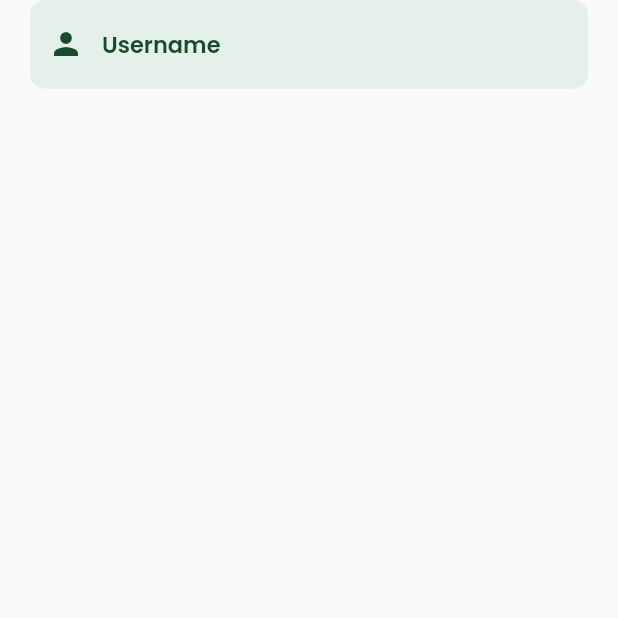
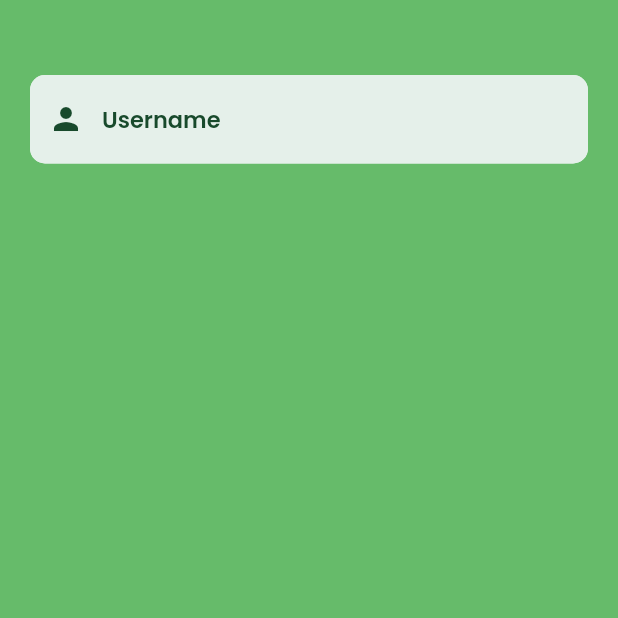
Before and after one commit to ubselcuk/flora, a Flutter app: the screen it shows after launch, after a tap on an icon or button, on a phone screen of 412 x 824 dp, the top half of it. Run offline on Flutter 3.47's test engine with Material 2 defaults, Android fonts, the phone set to English and light mode, and no system bars; our stand-ins replace eva_icons_flutter, google_fonts, loading_indicator.

Commit message:
new changes

```diff
--- a/lib/constants.dart
+++ b/lib/constants.dart
@@ -8,7 +8,7 @@ Color kFoamColor = const Color(0xFFEBFDF2);
 Color kGreyColor = Colors.grey.shade600;
 
 // Splash Screen Colors
-Color splashMainColor = Colors.teal;
+MaterialColor splashMainColor = Colors.purple;
 
 TextStyle kBillTextStyle = GoogleFonts.poppins(
   color: kDarkGreenColor,
--- a/lib/screens/login/login_screen.dart
+++ b/lib/screens/login/login_screen.dart
@@ -18,7 +18,12 @@ class _LoginScreenState extends State<LoginScreen> {
   @override
   Widget build(BuildContext context) {
     return Material(
-      child: CustomTextField(
+      child: Container(
+        color: Colors.green.shade400,
+        child: Column(
+          children: [
+            SizedBox(height: 50),
+            CustomTextField(
               hintText: 'Username',
               icon: Icons.person,
               keyboardType: TextInputType.name,
@@ -26,6 +31,9 @@ class _LoginScreenState extends State<LoginScreen> {
                 user = value != '' ? value : '';
               },
             ),
+          ],
+        ),
+      ),
     );
   }
 }
--- a/lib/screens/splash/splash_screen.dart
+++ b/lib/screens/splash/splash_screen.dart
@@ -1,8 +1,12 @@
+import 'dart:math';
+
 import 'package:eva_icons_flutter/eva_icons_flutter.dart';
 import 'package:flora/constants.dart';
+import 'package:flora/data.dart';
 import 'package:flora/screens/login/login_screen.dart';
 import 'package:flutter/material.dart';
 import 'package:google_fonts/google_fonts.dart';
+import 'package:loading_indicator/loading_indicator.dart';
 
 class SplashScreen extends StatefulWidget {
   const SplashScreen({Key? key}) : super(key: key);
@@ -22,8 +26,9 @@ class _SplashScreenState extends State<SplashScreen> {
   }
 
   Widget _screen(BuildContext context) {
+    var randomPlant = Random().nextInt(plants.length);
     return Container(
-      color: Colors.teal.shade100,
+      color: splashMainColor.shade100,
       child: Column(
         children: [
           const SizedBox(
@@ -49,14 +54,14 @@ class _SplashScreenState extends State<SplashScreen> {
             height: 250,
             width: 250,
             child: Container(
-              color: Colors.teal.shade200,
+              color: splashMainColor.shade200,
             ),
           ),
           const SizedBox(
             height: 10,
           ),
           Text(
-            'Papatya',
+            plants[randomPlant].plantName,
             style: GoogleFonts.poppins(
               color: splashMainColor,
               fontWeight: FontWeight.w600,
@@ -67,7 +72,7 @@ class _SplashScreenState extends State<SplashScreen> {
             height: 10,
           ),
           Text(
-            'Çiçek işte aw bişeyler bişeyler\nbişeyler daha bişeyler',
+            plants[randomPlant].info,
             textAlign: TextAlign.center,
             style: GoogleFonts.poppins(
               color: splashMainColor,
@@ -76,10 +81,15 @@ class _SplashScreenState extends State<SplashScreen> {
             ),
           ),
           const SizedBox(
-            height: 60,
+            height: 40,
           ),
-          const CircularProgressIndicator(
-            color: Colors.teal,
+          SizedBox(
+            width: 70,
+            height: 70,
+            child: LoadingIndicator(
+              indicatorType: Indicator.orbit,
+              colors: [splashMainColor.shade300],
+            ),
           )
         ],
       ),
--- a/pubspec.yaml
+++ b/pubspec.yaml
@@ -37,6 +37,8 @@ dependencies:
   cupertino_icons: ^1.0.2
   google_fonts: ^4.0.3
   eva_icons_flutter: ^3.1.0
+  flutter_icons: ^1.1.0
+  loading_indicator: ^3.1.0
 
 dev_dependencies:
   flutter_test:
@@ -61,8 +63,8 @@ flutter:
   uses-material-design: true
 
   # To add assets to your application, add an assets section, like this:
-  # assets:
-  #   - images/a_dot_burr.jpeg
+assets:
+  - assets/
   #   - images/a_dot_ham.jpeg
 
   # An image asset can refer to one or more resolution-specific "variants", see
```
Also changed, not shown: lib/data.dart (added, +18 -0 lines), lib/models/plant.dart (added, +21 -0 lines), lib/assets/loading.png (added), pubspec.lock. Lines whose indentation alone changed are shown as unchanged.
